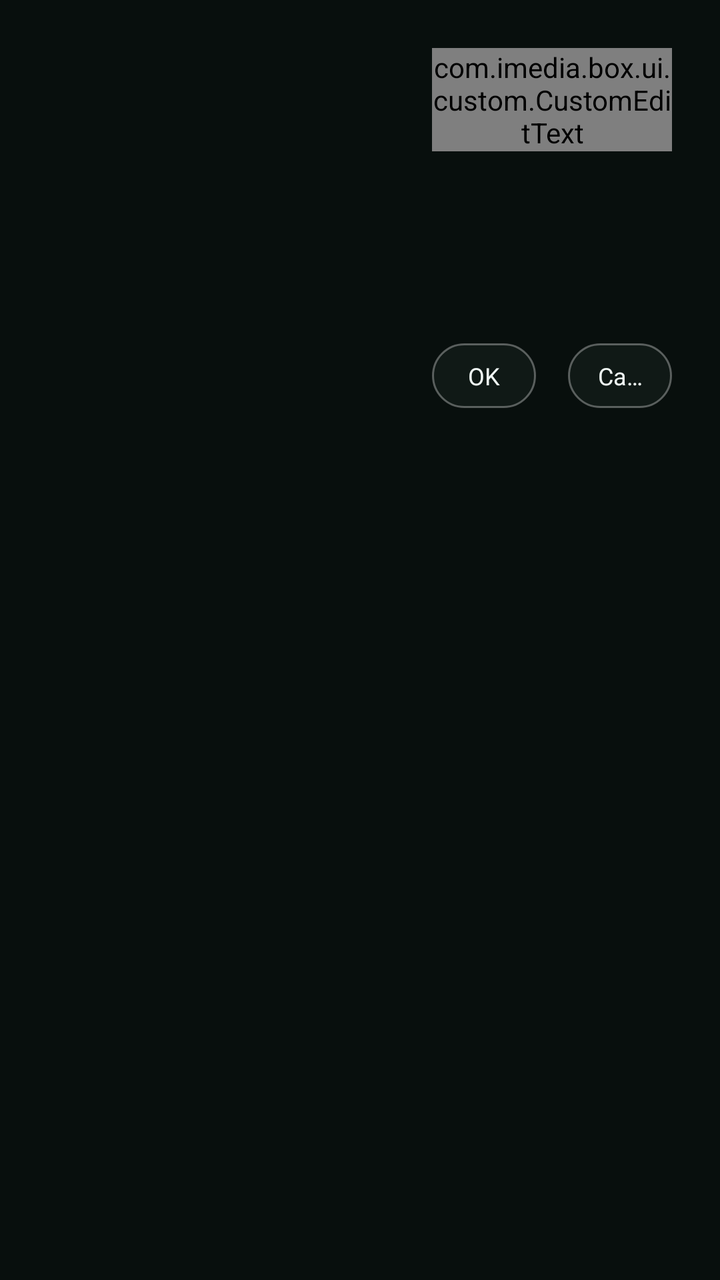
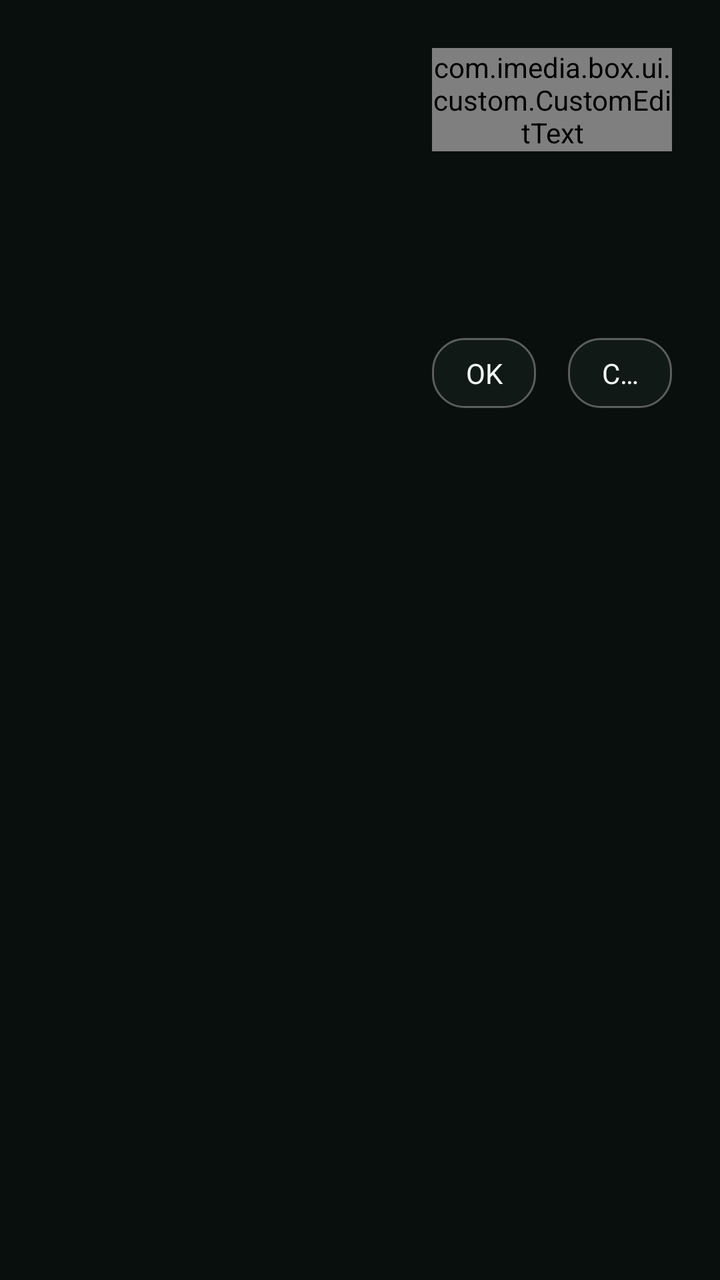

The first picture is an Android layout as it rendered before a commit; the second is the same layout after the commit. The layout source and the unified diff follow.
<!-- AndroidManifest.xml: another module's application theme Theme.App -->
<!-- res/layout/dialog_mpv_conf.xml -->
<?xml version="1.0" encoding="utf-8"?>
<RelativeLayout xmlns:android="http://schemas.android.com/apk/res/android"
    android:layout_width="wrap_content"
    android:layout_height="wrap_content"
    android:padding="24dp">

    <androidx.appcompat.widget.AppCompatImageView
        android:id="@+id/code"
        android:layout_width="180dp"
        android:layout_height="180dp"
        android:scaleType="centerCrop" />

    <com.imedia.box.ui.custom.CustomEditText
        android:id="@+id/text"
        android:layout_width="match_parent"
        android:layout_height="wrap_content"
        android:layout_marginStart="12dp"
        android:layout_toEndOf="@+id/code"
        android:fontFamily="monospace"
        android:gravity="top|start"
        android:hint="@string/player_mpv_conf"
        android:imeOptions="actionDone"
        android:importantForAutofill="no"
        android:inputType="textMultiLine|textNoSuggestions"
        android:maxLines="5"
        android:minLines="5"
        android:textSize="16sp" />

    <androidx.appcompat.widget.LinearLayoutCompat
        android:id="@+id/bottom"
        android:layout_width="match_parent"
        android:layout_height="wrap_content"
        android:layout_alignStart="@+id/text"
        android:layout_alignBottom="@+id/code"
        android:orientation="horizontal">

        <com.google.android.material.textview.MaterialTextView
            android:id="@+id/positive"
            android:layout_width="0dp"
            android:layout_height="wrap_content"
            android:layout_marginEnd="16dp"
            android:layout_weight="1"
            android:background="@drawable/selector_button"
            android:focusable="true"
            android:focusableInTouchMode="true"
            android:gravity="center"
            android:singleLine="true"
            android:text="@string/dialog_positive"
            android:textColor="?attr/colorOnSurface"
            android:textSize="12sp" />

        <com.google.android.material.textview.MaterialTextView
            android:id="@+id/negative"
            android:layout_width="0dp"
            android:layout_height="wrap_content"
            android:layout_weight="1"
            android:background="@drawable/selector_button"
            android:focusable="true"
            android:focusableInTouchMode="true"
            android:gravity="center"
            android:singleLine="true"
            android:text="@string/dialog_negative"
            android:textColor="?attr/colorOnSurface"
            android:textSize="12sp" />

    </androidx.appcompat.widget.LinearLayoutCompat>
</RelativeLayout>
<!-- resources referenced by this layout -->
<resources>
  <string name="dialog_negative">Cancel</string>
  <string name="dialog_positive">OK</string>
  <string name="player_mpv_conf">mpv.conf</string>
  <style name="Theme.App" parent="Theme.Base" />
  <style name="Theme.Base" parent="Theme.IBox.TV">
          <item name="android:windowFullscreen">true</item>
          <item name="android:windowTranslucentStatus">true</item>
          <item name="android:windowTranslucentNavigation">true</item>
          <item name="android:windowAnimationStyle">@style/NoAnim</item>
      </style>
  <color name="ibox_surface_container_high">#2D3A36</color>
  <dimen name="ibox_radius_large">16dp</dimen>
  <dimen name="ibox_focus_stroke">2dp</dimen>
  <color name="ibox_glass_card">#BA141D1A</color>
  <color name="ibox_glass_outline">#52FFFFFF</color>
  <style name="NoAnim">
          <item name="android:activityOpenEnterAnimation">@null</item>
          <item name="android:activityOpenExitAnimation">@null</item>
          <item name="android:activityCloseEnterAnimation">@null</item>
          <item name="android:activityCloseExitAnimation">@null</item>
      </style>
  <color name="ibox_focus">#E2FFF8</color>
  <color name="ibox_on_primary">#003731</color>
  <color name="ibox_primary">#68DFC9</color>
  <color name="ibox_primary_container">#164E46</color>
  <color name="ibox_on_primary_container">#B7EBDD</color>
  <color name="ibox_secondary">#A9B8B3</color>
  <color name="ibox_surface">#141D1A</color>
  <color name="ibox_surface_variant">#23302C</color>
  <color name="ibox_surface_container_low">#080F0D</color>
  <color name="ibox_text_primary">#F0F7F5</color>
  <color name="ibox_text_secondary">#A9B8B3</color>
  <color name="ibox_outline">#71817C</color>
  <color name="ibox_divider">#23302C</color>
  <color name="ibox_error">#FFB4AB</color>
  <color name="ibox_error_container">#93000A</color>
  <color name="ibox_on_error_container">#FFDAD6</color>
  <color name="white_15">#26FFFFFF</color>
  <color name="ibox_surface_container">#080F0D</color>
  <dimen name="ibox_text_button">16sp</dimen>
  <style name="ShapeAppearance.IBox.Component" parent="ShapeAppearance.Material3.SmallComponent">
          <item name="cornerSize">@dimen/ibox_radius_small</item>
      </style>
  <style name="Animation.IBox.Dialog.Alert" parent="@android:style/Animation.Dialog">
          <item name="android:windowEnterAnimation">@anim/ibox_dialog_enter</item>
          <item name="android:windowExitAnimation">@anim/ibox_dialog_exit</item>
      </style>
  <style name="ShapeAppearance.IBox.Dialog.TV" parent="ShapeAppearance.Material3.MediumComponent">
          <item name="cornerSize">@dimen/ibox_dialog_radius_tv</item>
      </style>
  <style name="Animation.IBox.Dialog.BottomSheet" parent="@android:style/Animation.Dialog">
          <item name="android:windowEnterAnimation">@anim/ibox_dialog_enter</item>
          <item name="android:windowExitAnimation">@anim/ibox_dialog_exit</item>
      </style>
  <style name="Widget.IBox.BottomSheet" parent="Widget.Material3.BottomSheet.Modal">
          <item name="android:backgroundTint">@color/ibox_surface</item>
          <item name="shapeAppearance">@style/ShapeAppearance.IBox.BottomSheet</item>
      </style>
  <style name="ShapeAppearance.IBox.Card" parent="ShapeAppearance.Material3.MediumComponent">
          <item name="cornerSize">@dimen/ibox_radius_card</item>
      </style>
  <dimen name="ibox_touch_target">56dp</dimen>
  <dimen name="ibox_radius_small">8dp</dimen>
  <dimen name="ibox_dialog_radius_tv">12dp</dimen>
  <dimen name="ibox_radius_card">12dp</dimen>
  <dimen name="ibox_dialog_radius_mobile">16dp</dimen>
  <!-- unchanged entries left out for length: 12 -->
</resources>

<!-- the commit's change to res/layout/dialog_mpv_conf.xml (unified diff, before → after) -->
@@ -24,7 +24,7 @@
         android:inputType="textMultiLine|textNoSuggestions"
         android:maxLines="5"
         android:minLines="5"
-        android:textSize="16sp" />
+        android:textSize="@dimen/ibox_text_body" />
 
     <androidx.appcompat.widget.LinearLayoutCompat
         android:id="@+id/bottom"
@@ -47,7 +47,7 @@
             android:singleLine="true"
             android:text="@string/dialog_positive"
             android:textColor="?attr/colorOnSurface"
-            android:textSize="12sp" />
+            android:textSize="@dimen/ibox_text_label" />
 
         <com.google.android.material.textview.MaterialTextView
             android:id="@+id/negative"
@@ -61,7 +61,7 @@
             android:singleLine="true"
             android:text="@string/dialog_negative"
             android:textColor="?attr/colorOnSurface"
-            android:textSize="12sp" />
+            android:textSize="@dimen/ibox_text_label" />
 
     </androidx.appcompat.widget.LinearLayoutCompat>
 </RelativeLayout>
<!-- resource entries referenced after the edit -->
@@ -1,5 +1,7 @@
 <!-- resources referenced by this layout -->
 <resources>
+  <dimen name="ibox_text_body">16sp</dimen>
+  <dimen name="ibox_text_label">14sp</dimen>
   <string name="dialog_negative">Cancel</string>
   <string name="dialog_positive">OK</string>
   <string name="player_mpv_conf">mpv.conf</string>
